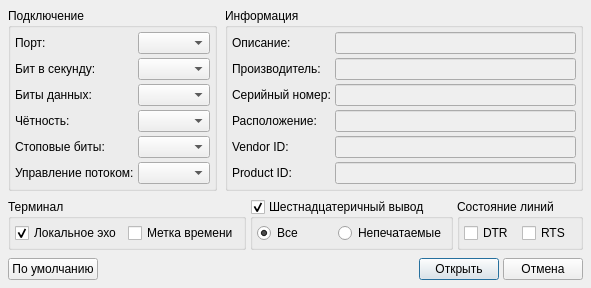
Above: src/settings.ui from b-oleg/UniTerm before the change. Below: the same form after it.
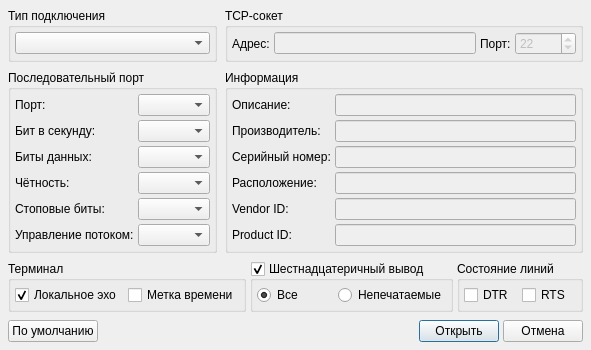
That is the form after the change.

Commit message: add tcp socket

Diff of the .ui file:
```diff
--- a/src/settings.ui
+++ b/src/settings.ui
@@ -7,7 +7,7 @@
     <x>0</x>
     <y>0</y>
     <width>560</width>
-    <height>284</height>
+    <height>340</height>
    </rect>
   </property>
   <property name="windowTitle">
@@ -29,10 +29,10 @@
    <property name="spacing">
     <number>8</number>
    </property>
-   <item row="0" column="0">
+   <item row="1" column="0">
     <widget class="QGroupBox" name="groupBoxParameters">
      <property name="title">
-      <string>Подключение</string>
+      <string>Последовательный порт</string>
      </property>
      <layout class="QGridLayout" name="gridLayout_2">
       <property name="leftMargin">
@@ -155,7 +155,51 @@
      </layout>
     </widget>
    </item>
-   <item row="0" column="1">
+   <item row="3" column="0" colspan="2">
+    <layout class="QHBoxLayout" name="horizontalLayout">
+     <property name="spacing">
+      <number>4</number>
+     </property>
+     <item>
+      <widget class="QPushButton" name="pushButtonDefault">
+       <property name="text">
+        <string>По умолчанию</string>
+       </property>
+      </widget>
+     </item>
+     <item>
+      <spacer name="horizontalSpacer">
+       <property name="orientation">
+        <enum>Qt::Orientation::Horizontal</enum>
+       </property>
+       <property name="sizeHint" stdset="0">
+        <size>
+         <width>96</width>
+         <height>20</height>
+        </size>
+       </property>
+      </spacer>
+     </item>
+     <item>
+      <widget class="QPushButton" name="pushButtonOpen">
+       <property name="text">
+        <string>Открыть</string>
+       </property>
+       <property name="default">
+        <bool>true</bool>
+       </property>
+      </widget>
+     </item>
+     <item>
+      <widget class="QPushButton" name="pushButtonCancel">
+       <property name="text">
+        <string>Отмена</string>
+       </property>
+      </widget>
+     </item>
+    </layout>
+   </item>
+   <item row="1" column="1">
     <widget class="QGroupBox" name="groupBoxInfo">
      <property name="title">
       <string>Информация</string>
@@ -281,7 +325,7 @@
      </layout>
     </widget>
    </item>
-   <item row="1" column="0" colspan="2">
+   <item row="2" column="0" colspan="2">
     <layout class="QHBoxLayout" name="horizontalLayout_5">
      <property name="spacing">
       <number>4</number>
@@ -414,49 +458,90 @@
      </item>
     </layout>
    </item>
-   <item row="2" column="0" colspan="2">
-    <layout class="QHBoxLayout" name="horizontalLayout">
+   <item row="0" column="0">
+    <widget class="QGroupBox" name="groupBoxType">
+     <property name="title">
+      <string>Тип подключения</string>
+     </property>
+     <layout class="QHBoxLayout" name="horizontalLayout_6">
      <property name="spacing">
       <number>4</number>
      </property>
+      <property name="leftMargin">
+       <number>4</number>
+      </property>
+      <property name="topMargin">
+       <number>4</number>
+      </property>
+      <property name="rightMargin">
+       <number>4</number>
+      </property>
+      <property name="bottomMargin">
+       <number>4</number>
+      </property>
      <item>
-      <widget class="QPushButton" name="pushButtonDefault">
+       <widget class="QComboBox" name="comboBoxType"/>
+      </item>
+     </layout>
+    </widget>
+   </item>
+   <item row="0" column="1">
+    <widget class="QGroupBox" name="groupBoxSocket">
+     <property name="title">
+      <string>TCP-сокет</string>
+     </property>
+     <layout class="QHBoxLayout" name="horizontalLayout_7">
+      <property name="spacing">
+       <number>4</number>
+      </property>
+      <property name="leftMargin">
+       <number>4</number>
+      </property>
+      <property name="topMargin">
+       <number>4</number>
+      </property>
+      <property name="rightMargin">
+       <number>4</number>
+      </property>
+      <property name="bottomMargin">
+       <number>4</number>
+      </property>
+      <item>
+       <widget class="QLabel" name="labelTcpHost">
        <property name="text">
-        <string>По умолчанию</string>
+         <string>Адрес:</string>
        </property>
       </widget>
      </item>
      <item>
-      <spacer name="horizontalSpacer">
-       <property name="orientation">
-        <enum>Qt::Orientation::Horizontal</enum>
-       </property>
-       <property name="sizeHint" stdset="0">
-        <size>
-         <width>96</width>
-         <height>20</height>
-        </size>
-       </property>
-      </spacer>
+       <widget class="QLineEdit" name="lineEditTcpHost">
+        <property name="enabled">
+         <bool>false</bool>
+        </property>
+       </widget>
      </item>
      <item>
-      <widget class="QPushButton" name="pushButtonOpen">
+       <widget class="QLabel" name="labelTcpPort">
        <property name="text">
-        <string>Открыть</string>
-       </property>
-       <property name="default">
-        <bool>true</bool>
-       </property>
+         <string>Порт:</string>
+        </property>
       </widget>
      </item>
      <item>
-      <widget class="QPushButton" name="pushButtonCancel">
-       <property name="text">
-        <string>Отмена</string>
-       </property>
+       <widget class="QSpinBox" name="spinBoxTcpPort">
+        <property name="enabled">
+         <bool>false</bool>
+        </property>
+        <property name="maximum">
+         <number>65535</number>
+        </property>
+        <property name="value">
+         <number>22</number>
+        </property>
       </widget>
      </item>
     </layout>
+    </widget>
    </item>
   </layout>
  </widget>
```
Lines whose indentation alone changed are shown as unchanged. The commit also changes 6 other files.
